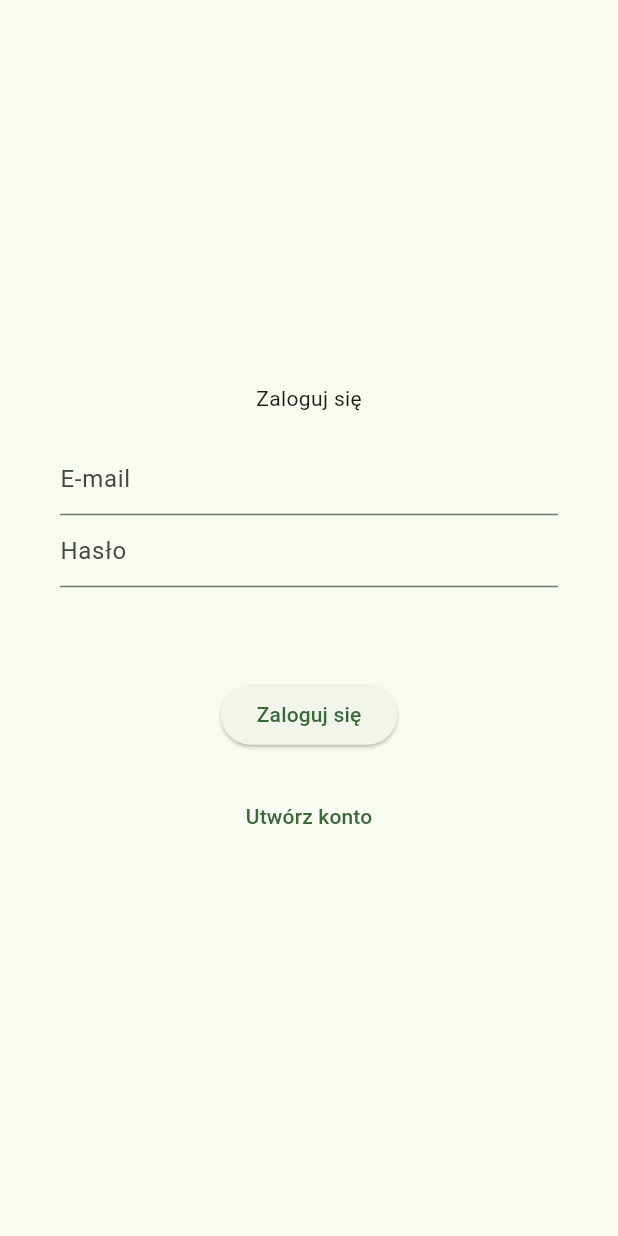
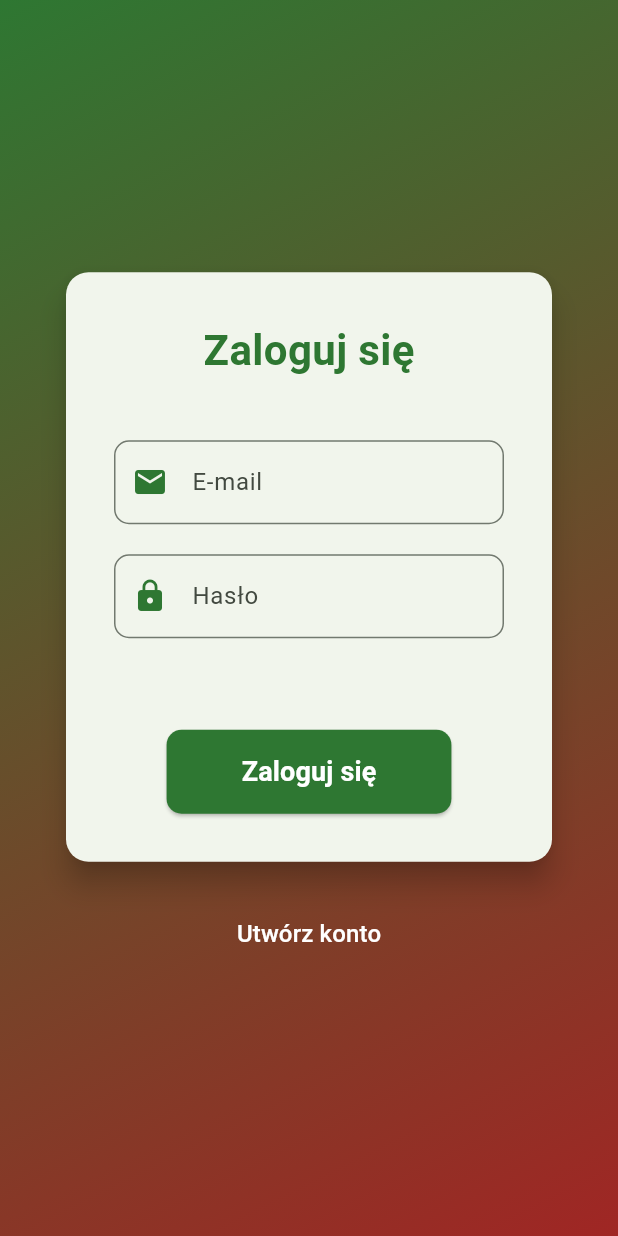
Before and after one commit to RobertSzmit/flutter_application_2, a Flutter app: the screen it shows after launch, on a phone screen of 412 x 824 dp. Run offline on Flutter 3.47's test engine with Material 3 defaults, Android fonts, the phone set to English and light mode, and no system bars; our stand-ins replace firebase_auth, firebase_core; accounts and stored records are empty.

Commit message:
Zmiana frontu login_page

```diff
--- a/lib/app/login/login_page.dart
+++ b/lib/app/login/login_page.dart
@@ -2,12 +2,9 @@ import 'package:firebase_auth/firebase_auth.dart';
 import 'package:flutter/material.dart';
 
 class LoginPage extends StatefulWidget {
-  LoginPage({
-    super.key,
-  });
+  LoginPage({super.key});
 
   final emailController = TextEditingController();
-
   final passwordController = TextEditingController();
 
   @override
@@ -18,41 +15,79 @@ class _LoginPageState extends State<LoginPage> {
   var errorMessage = '';
   var isCreatingAccount = false;
 
+  final Color primaryGreen = const Color.fromARGB(255, 46, 119, 50);
+  final Color primaryRed = const Color.fromARGB(255, 160, 38, 36);
+
   @override
   Widget build(BuildContext context) {
     return Scaffold(
-      body: Center(
+      body: Container(
+        decoration: BoxDecoration(
+          gradient: LinearGradient(
+            begin: Alignment.topLeft,
+            end: Alignment.bottomRight,
+            colors: [primaryGreen, primaryRed],
+          ),
+        ),
+        child: Center(
+          child: SingleChildScrollView(
             child: Padding(
               padding: const EdgeInsets.all(40.0),
               child: Column(
                 mainAxisAlignment: MainAxisAlignment.center,
                 children: [
-              Text(isCreatingAccount == true
+                  Card(
+                    elevation: 8,
+                    shape: RoundedRectangleBorder(
+                      borderRadius: BorderRadius.circular(15),
+                    ),
+                    child: Padding(
+                      padding: const EdgeInsets.all(32.0),
+                      child: Column(
+                        children: [
+                          Text(
+                            isCreatingAccount
                                 ? 'Zarejestruj się'
-                  : 'Zaloguj się'),
-              const SizedBox(
-                height: 20,
+                                : 'Zaloguj się',
+                            style: TextStyle(
+                              fontSize: 28,
+                              fontWeight: FontWeight.bold,
+                              color: primaryGreen,
                             ),
-              TextField(
+                          ),
+                          const SizedBox(height: 40),
+                          TextFormField(
                             controller: widget.emailController,
-                decoration: const InputDecoration(hintText: 'E-mail'),
+                            decoration: InputDecoration(
+                              hintText: 'E-mail',
+                              prefixIcon:
+                                  Icon(Icons.email, color: primaryGreen),
+                              border: OutlineInputBorder(
+                                borderRadius: BorderRadius.circular(10),
                               ),
-              TextField(
+                            ),
+                          ),
+                          const SizedBox(height: 20),
+                          TextFormField(
                             controller: widget.passwordController,
-                decoration: const InputDecoration(hintText: 'Hasło'),
+                            decoration: InputDecoration(
+                              hintText: 'Hasło',
+                              prefixIcon: Icon(Icons.lock, color: primaryGreen),
+                              border: OutlineInputBorder(
+                                borderRadius: BorderRadius.circular(10),
+                              ),
+                            ),
                             obscureText: true,
                           ),
-              const SizedBox(
-                height: 20,
+                          const SizedBox(height: 20),
+                          Text(
+                            errorMessage,
+                            style: TextStyle(color: primaryRed),
                           ),
-              Text(errorMessage),
-              const SizedBox(
-                height: 20,
-              ),
+                          const SizedBox(height: 20),
                           ElevatedButton(
                             onPressed: () async {
-                  if (isCreatingAccount == true) {
-                    // rejestracja
+                              if (isCreatingAccount) {
                                 try {
                                   await FirebaseAuth.instance
                                       .createUserWithEmailAndPassword(
@@ -63,11 +98,11 @@ class _LoginPageState extends State<LoginPage> {
                                   setState(() {
                                     errorMessage = error.toString();
                                   });
-                    } // treść błędu i obsługa jego stanu, który idzie wyżej do Text(errorMessage)
+                                }
                               } else {
-                    // logowanie
                                 try {
-                      await FirebaseAuth.instance.signInWithEmailAndPassword(
+                                  await FirebaseAuth.instance
+                                      .signInWithEmailAndPassword(
                                     email: widget.emailController.text,
                                     password: widget.passwordController.text,
                                   );
@@ -75,37 +110,47 @@ class _LoginPageState extends State<LoginPage> {
                                   setState(() {
                                     errorMessage = error.toString();
                                   });
-                    } // treść błędu i obsługa jego stanu, który idzie wyżej do Text(errorMessage)
+                                }
                               }
                             },
-                child: Text(isCreatingAccount == true
+                            style: ElevatedButton.styleFrom(
+                              backgroundColor: primaryGreen,
+                              shape: RoundedRectangleBorder(
+                                borderRadius: BorderRadius.circular(10),
+                              ),
+                              padding: EdgeInsets.symmetric(
+                                  horizontal: 50, vertical: 15),
+                            ),
+                            child: Text(
+                              isCreatingAccount
                                   ? 'Zarejestruj się'
-                    : 'Zaloguj się'),
+                                  : 'Zaloguj się',
+                              style: const TextStyle(
+                                fontSize: 18,
+                                color: Colors.white,
+                                fontWeight: FontWeight.bold,
+                              ),
+                            ),
+                          ),
+                        ],
+                      ),
+                    ),
                   ),
                   const SizedBox(height: 20),
-              if (isCreatingAccount == false) ...[
-                // to chowa 'zaloguj sie' jak wchodzimy do rejestrowania się
                   TextButton(
                     onPressed: () {
                       setState(() {
-                      isCreatingAccount = true;
+                        isCreatingAccount = !isCreatingAccount;
                       });
                     },
-                  child: const Text('Utwórz konto'),
+                    child: Text(
+                      isCreatingAccount ? 'Masz już konto?' : 'Utwórz konto',
+                      style: const TextStyle(color: Colors.white, fontSize: 16),
+                    ),
                   ),
                 ],
-              if (isCreatingAccount == true) ...[
-                // a to wyrzuca masz już konto
-                TextButton(
-                  onPressed: () {
-                    setState(() {
-                      isCreatingAccount = false;
-                    });
-                  },
-                  child: const Text('Masz już konto?'),
               ),
-              ],
-            ],
+            ),
           ),
         ),
       ),
```
Lines whose indentation alone changed are shown as unchanged.
